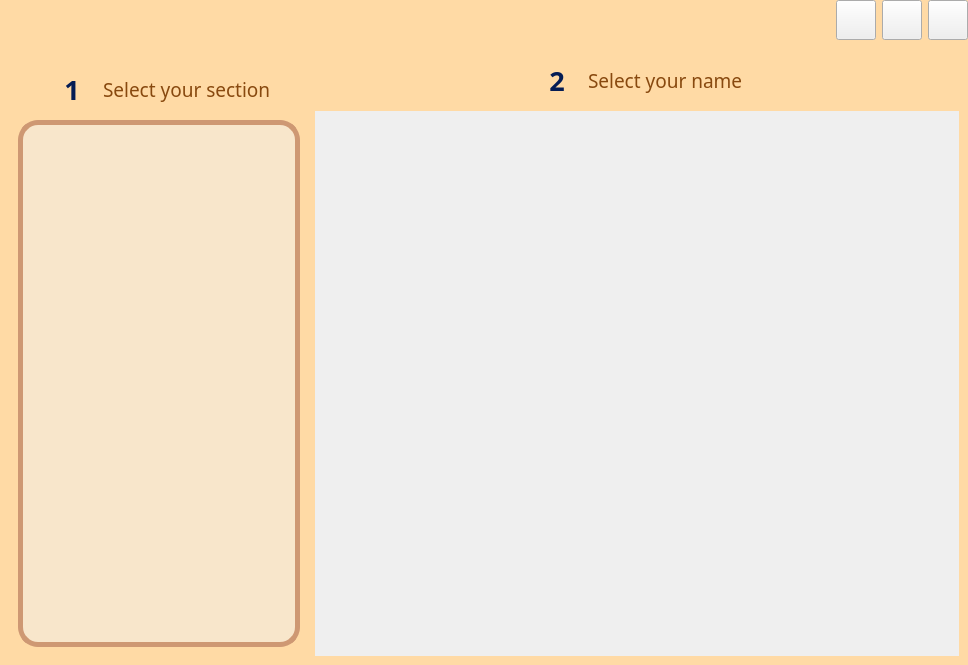
Above: CAI_PyQt/CAI_Student/UI/FormLogin.ui from CPG19040/CPG19040 before the change. Below: the same form after it.
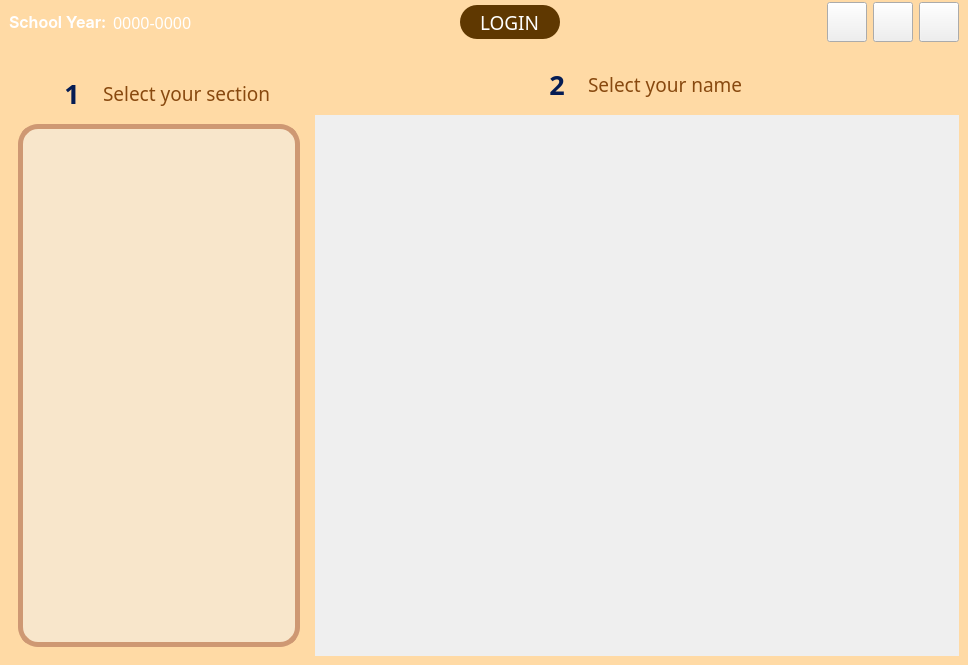
That is the form after the change. Icons and pictures are not drawn.

```diff
--- a/CAI_PyQt/CAI_Student/UI/FormLogin.ui
+++ b/CAI_PyQt/CAI_Student/UI/FormLogin.ui
@@ -37,20 +37,120 @@
     <number>0</number>
    </property>
    <item>
-    <widget class="QWidget" name="widget_8" native="true">
+    <widget class="QWidget" name="widget_header" native="true">
+     <property name="autoFillBackground">
+      <bool>false</bool>
+     </property>
+     <property name="styleSheet">
+      <string notr="true">#widget_header {
+	
+	border-image: url(:/Images/Images/header.jpg);
+}</string>
+     </property>
      <layout class="QHBoxLayout" name="horizontalLayout_2">
       <property name="leftMargin">
-       <number>0</number>
+       <number>9</number>
       </property>
       <property name="topMargin">
-       <number>0</number>
+       <number>2</number>
       </property>
       <property name="rightMargin">
-       <number>0</number>
+       <number>9</number>
       </property>
       <property name="bottomMargin">
-       <number>0</number>
+       <number>2</number>
       </property>
+      <item>
+       <widget class="QLabel" name="label_1">
+        <property name="maximumSize">
+         <size>
+          <width>300</width>
+          <height>16777215</height>
+         </size>
+        </property>
+        <property name="font">
+         <font>
+          <family>Inter SemiBold</family>
+          <pointsize>12</pointsize>
+          <weight>50</weight>
+          <italic>false</italic>
+          <bold>false</bold>
+         </font>
+        </property>
+        <property name="styleSheet">
+         <string notr="true">color: #FFF; font: 12pt &quot;Inter SemiBold&quot;;</string>
+        </property>
+        <property name="text">
+         <string>School Year:</string>
+        </property>
+       </widget>
+      </item>
+      <item>
+       <widget class="QLabel" name="label_school_year">
+        <property name="maximumSize">
+         <size>
+          <width>300</width>
+          <height>16777215</height>
+         </size>
+        </property>
+        <property name="font">
+         <font>
+          <family>Kissy Hugs</family>
+          <pointsize>12</pointsize>
+          <weight>50</weight>
+          <italic>false</italic>
+          <bold>false</bold>
+         </font>
+        </property>
+        <property name="styleSheet">
+         <string notr="true">color: #FFF; font: 12pt &quot;Kissy Hugs&quot;;</string>
+        </property>
+        <property name="text">
+         <string>0000-0000</string>
+        </property>
+       </widget>
+      </item>
+      <item>
+       <spacer name="horizontalSpacer_14">
+        <property name="orientation">
+         <enum>Qt::Horizontal</enum>
+        </property>
+        <property name="sizeHint" stdset="0">
+         <size>
+          <width>40</width>
+          <height>20</height>
+         </size>
+        </property>
+       </spacer>
+      </item>
+      <item>
+       <widget class="QLabel" name="label_5">
+        <property name="minimumSize">
+         <size>
+          <width>0</width>
+          <height>34</height>
+         </size>
+        </property>
+        <property name="maximumSize">
+         <size>
+          <width>300</width>
+          <height>34</height>
+         </size>
+        </property>
+        <property name="font">
+         <font>
+          <family>Kissy Hugs</family>
+          <pointsize>14</pointsize>
+         </font>
+        </property>
+        <property name="styleSheet">
+         <string notr="true">color: #FFF; background: #5f3801; padding: 0px 15px; border-radius: 17px;</string>
+        </property>
+        <property name="text">
+         <string>LOGIN</string>
+        </property>
+       </widget>
+      </item>
       <item>
        <spacer name="horizontalSpacer_13">
         <property name="orientation">
@@ -640,7 +740,7 @@
                <x>0</x>
                <y>0</y>
                <width>634</width>
-               <height>535</height>
+               <height>531</height>
               </rect>
              </property>
              <property name="styleSheet">
```
Left out of the diff: 6 changed lines with no effect on the pictures.
